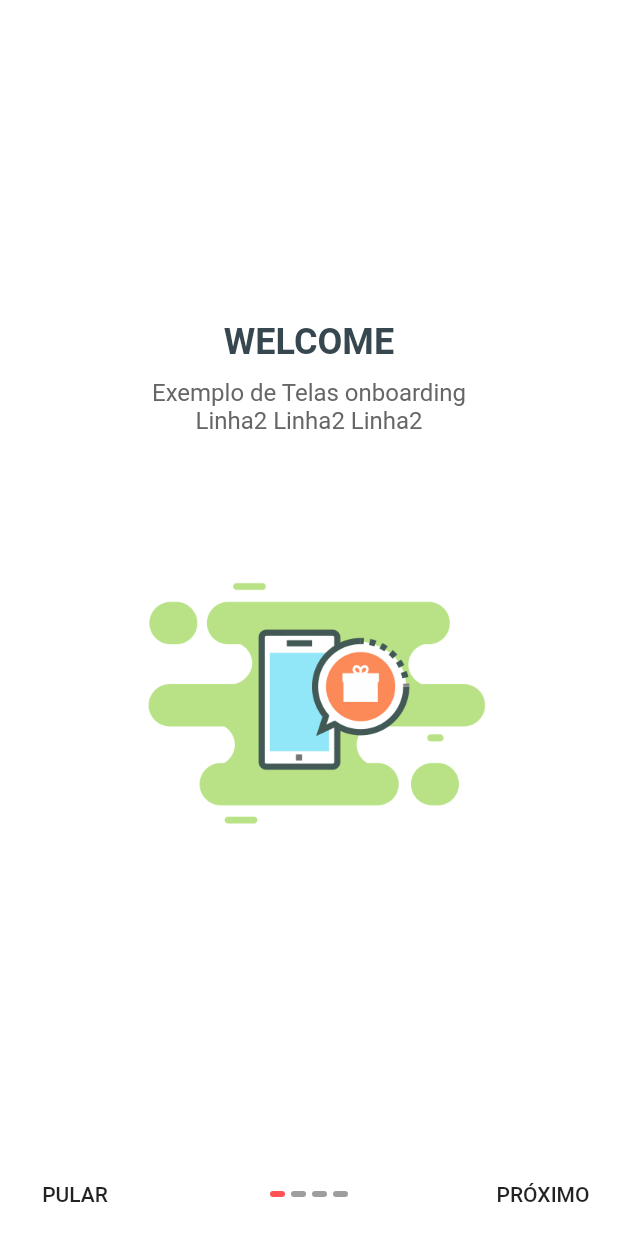
After one commit to ErmindoLopes/telas, a Flutter app: the screen it shows after launch, after a tap on "OnBoarding 1", on a phone screen of 412 x 824 dp. The commit adds this screen. Run offline on Flutter 3.47's test engine with Material 2 defaults, Android fonts, the phone set to English and light mode, and no system bars.

Commit message:
OnBoarding 1

```diff
--- a/lib/main.dart
+++ b/lib/main.dart
@@ -1,5 +1,6 @@
 import 'package:flutter/material.dart';
 import 'package:telas/pages/home/home_page_1.dart';
+import 'package:telas/pages/on_boarding/on_boarding_1.dart';
 
 void main() => runApp(MyApp());
 
@@ -71,6 +72,24 @@ class _MyHomePageState extends State<MyHomePage> {
           ),
         ),
 
+        Card(
+          child: Column(
+            mainAxisAlignment: MainAxisAlignment.center,
+            crossAxisAlignment: CrossAxisAlignment.stretch,
+            children: <Widget>[
+              Center(child: Text("OnBoarding", style: TextStyle(fontSize: 20, fontWeight: FontWeight.bold),)),
+              ListTile(
+                leading: Icon(Icons.new_releases),
+                title: Text("OnBoarding 1"),
+                onTap: (){
+                  Navigator.of(context).push(MaterialPageRoute(builder: (context){ return OnBoarding1(); }));
+                },
+              ),
+
+            ],
+          ),
+        ),
+
 
       ],
     );
--- /dev/null
+++ b/lib/pages/on_boarding/on_boarding_1.dart
@@ -0,0 +1,172 @@
+import 'dart:math';
+
+import 'package:flutter/cupertino.dart';
+import 'package:flutter/material.dart';
+import 'package:telas/pages/widgets/on_boarding_pg_content.dart';
+
+class OnBoarding1 extends StatefulWidget {
+  @override
+  _OnBoarding1State createState() => _OnBoarding1State();
+}
+
+class _OnBoarding1State extends State<OnBoarding1> {
+
+  PageController _controller;
+  int _actualPage = 0;
+
+
+  List<Widget> pages = [
+    OnBoardingPgContent(
+      title: "WELCOME",
+      subtitle: "Exemplo de Telas onboarding\nLinha2 Linha2 Linha2 ",
+      image: "assets/images/intro_img_1.png",
+    ),
+    OnBoardingPgContent(
+      title: "DISCOVER SCREENS",
+      subtitle: "Exemplo de Telas onboarding\nLinha2 Linha2 Linha2 ",
+      image: "assets/images/intro_img_2.png",
+    ),
+    OnBoardingPgContent(
+      title: "ADD TO PROJECT",
+      subtitle: "Exemplo de Telas onboarding\nLinha2 Linha2 Linha2 ",
+      image: "assets/images/intro_img_3.png",
+    ),
+    OnBoardingPgContent(
+      title: "BE HAPPPPPPY",
+      subtitle: "Exemplo de Telas onboarding\nLinha2 Linha2 Linha2 ",
+      image: "assets/images/intro_img_4.png",
+    ),
+  ];
+
+  @override
+  void initState() {
+    super.initState();
+
+    _controller = new PageController( initialPage: _actualPage );
+
+  }
+
+  @override
+  void dispose() {
+    _controller.dispose();
+    super.dispose();
+  }
+
+  @override
+  Widget build(BuildContext context) {
+    return _buildUI();
+  }
+
+
+  Widget _buildUI() {
+
+    return Scaffold(
+      backgroundColor: Color(0xffcccccc),
+      body: _buildBody(),
+    );
+
+  }
+
+
+  Widget _buildBody(){
+
+    return Stack(
+      alignment: Alignment.bottomCenter,
+      fit: StackFit.loose,
+      children: <Widget>[
+
+        PageView.builder(
+          controller: _controller,
+          itemCount: pages.length,
+          itemBuilder: (context, position) => pages[position],
+          onPageChanged: _pageChanged,
+        ),
+
+        Container(
+          height: 56,
+          child: Row(
+            mainAxisAlignment: MainAxisAlignment.spaceBetween,
+            children: <Widget>[
+
+              MaterialButton(
+                minWidth: 100,
+                child: _actualPage != pages.length-1
+                 ? Text("PULAR")
+                 :  Text("     "),
+                onPressed: _actualPage != pages.length-1
+                 ? _skip
+                 : null,
+              ),
+
+              Expanded(
+                child: createDots(),// indicator
+              ),
+
+              MaterialButton(
+                minWidth: 100,
+                child: _actualPage != pages.length-1
+                 ? Text("PRÓXIMO")
+                 :  Text("OK"),
+                onPressed: _actualPage != pages.length-1
+                 ? _next
+                 : _skip,
+              ),
+
+            ],
+          ),
+        )
+
+      ],
+
+    );
+
+  }
+
+  Widget createDots(){
+    return Row(
+      mainAxisAlignment: MainAxisAlignment.center,
+      crossAxisAlignment: CrossAxisAlignment.center,
+      children: List<Widget>.generate(
+        pages.length,
+        (int index){
+          return Container(
+            height: 4,
+            width: 10,
+            margin: EdgeInsets.symmetric(horizontal: 2),
+            decoration: BoxDecoration(
+              color: _actualPage == index
+               ? Colors.redAccent
+               : Colors.grey,
+              borderRadius: BorderRadius.circular(4)
+            ),
+          );
+        }
+      ),
+    );
+  }
+
+  void _skip(){
+
+    Navigator.of(context).pop();
+
+  }
+
+  void _next(){
+
+    _controller.nextPage(
+      duration: Duration(milliseconds: 500),
+      curve: Curves.easeInOut
+    );
+
+  }
+
+  void _pageChanged(int page){
+
+    setState(() {
+      _actualPage = page;
+    });
+
+  }
+
+
+}
--- /dev/null
+++ b/lib/pages/widgets/on_boarding_pg_content.dart
@@ -0,0 +1,64 @@
+import 'package:flutter/material.dart';
+
+class OnBoardingPgContent extends StatelessWidget {
+
+  final String title;
+  final String subtitle;
+  final String image;
+
+
+  OnBoardingPgContent({ this.title, this.subtitle, this.image });
+
+  @override
+  Widget build(BuildContext context) {
+
+    var screenSize = MediaQuery.of(context).size;
+
+    return SingleChildScrollView(
+      child: Container(
+        height: screenSize.height,
+        width: screenSize.width,
+        color: Colors.white,
+        child: Column(
+          mainAxisAlignment: MainAxisAlignment.center,
+          crossAxisAlignment: CrossAxisAlignment.center,
+          children: <Widget>[
+            SizedBox(height: 15,),
+            Text(
+              title,
+              style: TextStyle(
+                fontSize: 24,
+                fontFamily: "sans-serif",
+                fontWeight: FontWeight.bold,
+                color: Color(0xff37474F),
+              ),
+            ),
+            SizedBox(height: 10,),
+            Text(
+              subtitle,
+              style: TextStyle(
+                fontSize: 16,
+                fontFamily: "sans-serif",
+                color: Color(0xff666666)
+              ),
+              softWrap: true,
+              textAlign: TextAlign.center,
+            ),
+            Container(
+              height: 250,
+              width: 250,
+              margin: EdgeInsets.only(top: 50, bottom: 35),
+              decoration: BoxDecoration(
+                image: DecorationImage(
+                  image: AssetImage(image),
+                )
+              ),
+            )
+
+          ],
+        ),
+
+      ),
+    );
+  }
+}
--- a/pubspec.yaml
+++ b/pubspec.yaml
@@ -41,9 +41,8 @@ flutter:
   uses-material-design: true
 
   # To add assets to your application, add an assets section, like this:
-  # assets:
-  #  - images/a_dot_burr.jpeg
-  #  - images/a_dot_ham.jpeg
+  assets:
+    - assets/images/
 
   # An image asset can refer to one or more resolution-specific "variants", see
   # https://flutter.dev/assets-and-images/#resolution-aware.
```
Also changed, not shown: assets/images/intro_img_1.png (added), assets/images/intro_img_2.png (added), assets/images/intro_img_3.png (added), assets/images/intro_img_4.png (added).
